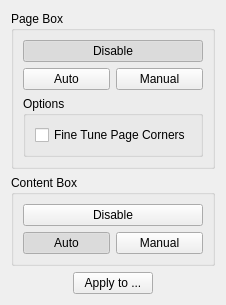
4lex4/scantailor-advanced, file filters/select_content/ui/SelectContentOptionsWidget.ui: the form before one commit.
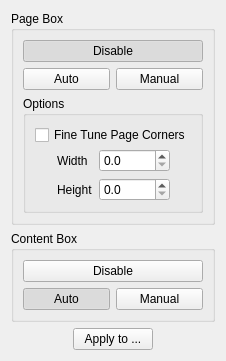
The form after the commit.

```diff
--- a/filters/select_content/ui/SelectContentOptionsWidget.ui
+++ b/filters/select_content/ui/SelectContentOptionsWidget.ui
@@ -7,7 +7,7 @@
     <x>0</x>
     <y>0</y>
     <width>196</width>
-    <height>287</height>
+    <height>339</height>
    </rect>
   </property>
   <property name="windowTitle">
@@ -96,6 +96,88 @@
            </property>
           </widget>
          </item>
+         <item>
+          <widget class="QWidget" name="dimensionsWidget" native="true">
+           <layout class="QHBoxLayout" name="horizontalLayout_2">
+            <property name="leftMargin">
+             <number>0</number>
+            </property>
+            <property name="topMargin">
+             <number>0</number>
+            </property>
+            <property name="rightMargin">
+             <number>0</number>
+            </property>
+            <property name="bottomMargin">
+             <number>0</number>
+            </property>
+            <item>
+             <spacer name="horizontalSpacer_3">
+              <property name="orientation">
+               <enum>Qt::Horizontal</enum>
+              </property>
+              <property name="sizeHint" stdset="0">
+               <size>
+                <width>1</width>
+                <height>1</height>
+               </size>
+              </property>
+             </spacer>
+            </item>
+            <item>
+             <layout class="QGridLayout" name="gridLayout_3">
+              <item row="0" column="0">
+               <widget class="QLabel" name="label">
+                <property name="text">
+                 <string>Width</string>
+                </property>
+               </widget>
+              </item>
+              <item row="1" column="0">
+               <widget class="QLabel" name="label_2">
+                <property name="text">
+                 <string>Height</string>
+                </property>
+               </widget>
+              </item>
+              <item row="1" column="1">
+               <widget class="QDoubleSpinBox" name="heightSpinBox">
+                <property name="decimals">
+                 <number>1</number>
+                </property>
+                <property name="maximum">
+                 <double>99999.000000000000000</double>
+                </property>
+               </widget>
+              </item>
+              <item row="0" column="1">
+               <widget class="QDoubleSpinBox" name="widthSpinBox">
+                <property name="decimals">
+                 <number>1</number>
+                </property>
+                <property name="maximum">
+                 <double>99999.000000000000000</double>
+                </property>
+               </widget>
+              </item>
+             </layout>
+            </item>
+            <item>
+             <spacer name="horizontalSpacer">
+              <property name="orientation">
+               <enum>Qt::Horizontal</enum>
+              </property>
+              <property name="sizeHint" stdset="0">
+               <size>
+                <width>1</width>
+                <height>1</height>
+               </size>
+              </property>
+             </spacer>
+            </item>
+           </layout>
+          </widget>
+         </item>
         </layout>
        </widget>
       </item>
```
Left out of the diff: 4 changed lines with no effect on the pictures.
